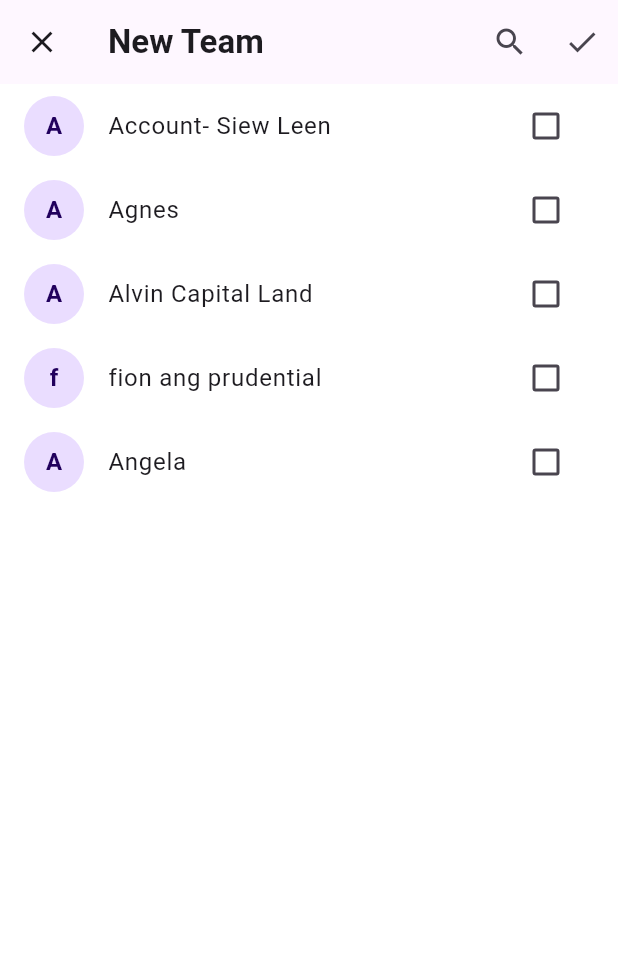
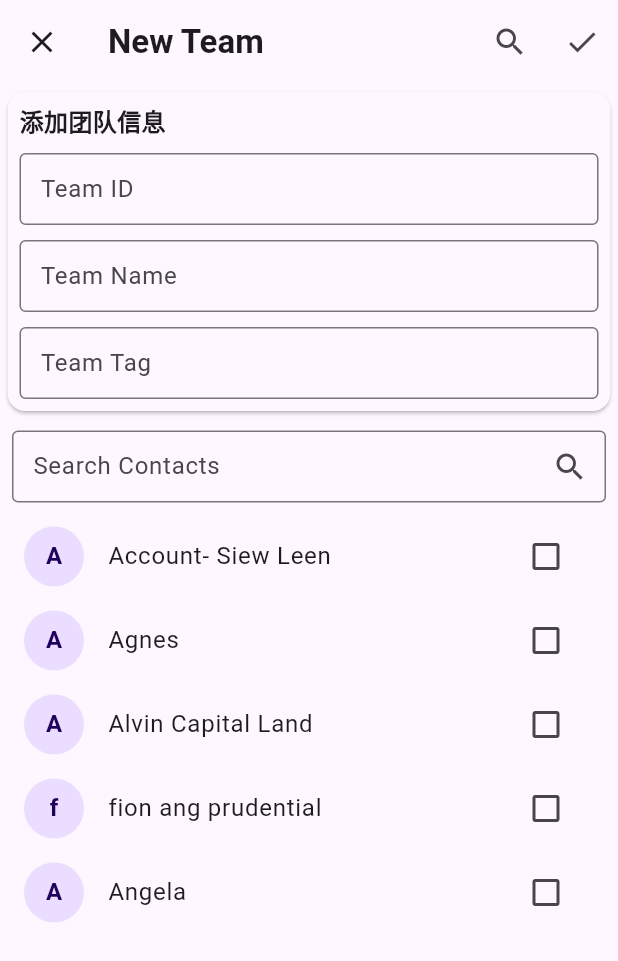
Before and after one commit to sgjianfeng/matchmatter, a Flutter app: the NewTeamPage screen opened directly, after a tap on the "search" icon, on a phone screen of 412 x 824 dp. Shown: the top 961 px of the screen. Run offline on Flutter 3.47's test engine with Material 3 defaults, Android fonts, the phone set to English and light mode, and no system bars; our stand-ins replace cloud_firestore, firebase_auth, firebase_core; accounts and stored records are empty; Roboto replaces fonts that are missing (SFProDisplay, SFProText).

Commit message:
add new team info input

```diff
--- a/lib/views/new_team_page.dart
+++ b/lib/views/new_team_page.dart
@@ -15,14 +15,28 @@ class _NewTeamPageState extends State<NewTeamPage> {
     "fion ang prudential",
     "Angela"
   ]; // Example contacts
-  List<bool> selectedContacts =
-      List.generate(5, (index) => false); // Tracks selection
 
-  @override
+  final TextEditingController _teamIdController = TextEditingController();
+  final TextEditingController _teamNameController = TextEditingController();
+  final TextEditingController _teamTagController = TextEditingController();
+
+  List<bool> selectedContacts = List.generate(5, (index) => false); // Tracks selection
+  bool _isSearching = false; // Tracks if the search is active
+  final TextEditingController _searchController = TextEditingController();
+
+  void _toggleSearch() {
+    setState(() {
+      _isSearching = !_isSearching;
+      if (!_isSearching) {
+        _searchController.clear(); // Clear search when closing
+      }
+    });
+  }
+
   @override
   Widget build(BuildContext context) {
     return Scaffold(
-      backgroundColor: Colors.transparent,
+      //backgroundColor: Colors.transparent,
       appBar: AppBar(
         leading: IconButton(
           icon: const Icon(Icons.close),
@@ -32,9 +46,7 @@ class _NewTeamPageState extends State<NewTeamPage> {
         actions: [
           IconButton(
             icon: const Icon(Icons.search),
-            onPressed: () {
-              // Implement search functionality
-            },
+            onPressed: _toggleSearch,
           ),
           IconButton(
             icon: const Icon(Icons.done),
@@ -44,9 +56,76 @@ class _NewTeamPageState extends State<NewTeamPage> {
           ),
         ],
       ),
-      body: Container(
-        color: Colors.white,
-        height: MediaQuery.of(context).size.height * 0.9, // Adjust the fraction as needed
+      body: Column(
+        children: [
+          Padding(
+            padding: const EdgeInsets.all(1.0),
+            child: Card(
+              child: Padding(
+                padding: const EdgeInsets.all(8.0),
+                child: Column(
+                  crossAxisAlignment: CrossAxisAlignment.start,
+                  children: [
+                    const Text(
+                      '添加团队信息',
+                      style: TextStyle(
+                        fontSize: 16,
+                        fontWeight: FontWeight.bold,
+                      ),
+                    ),
+                    const SizedBox(height: 10),
+                    TextFormField(
+                      controller: _teamIdController,
+                      decoration: const InputDecoration(
+                        labelText: 'Team ID',
+                        border: OutlineInputBorder(),
+                        contentPadding: const EdgeInsets.symmetric(vertical: 10.0, horizontal: 10.0), // Adjusted padding
+                      ),
+                      style: const TextStyle(fontSize: 14),
+                    ),
+                    const SizedBox(height: 10),
+                    TextFormField(
+                      controller: _teamNameController,
+                      decoration: const InputDecoration(
+                        labelText: 'Team Name',
+                        border: OutlineInputBorder(),
+                        contentPadding: const EdgeInsets.symmetric(vertical: 10.0, horizontal: 10.0), // Adjusted padding
+                      ),
+                      style: const TextStyle(fontSize: 14),
+                    ),
+                    const SizedBox(height: 10),
+                    TextFormField(
+                      controller: _teamTagController,
+                      decoration: const InputDecoration(
+                        labelText: 'Team Tag',
+                        border: OutlineInputBorder(),
+                        contentPadding: const EdgeInsets.symmetric(vertical: 10.0, horizontal: 10.0), // Adjusted padding
+                      ),
+                      style: const TextStyle(fontSize: 14),
+                    ),
+                    //const SizedBox(height: 20),
+                  ],
+                ),
+              ),
+            ),
+          ),
+          if (_isSearching)
+            Padding(
+              padding: const EdgeInsets.all(8.0),
+              child: TextField(
+                controller: _searchController,
+                decoration: const InputDecoration(
+                  labelText: 'Search Contacts',
+                  border: OutlineInputBorder(),
+                  suffixIcon: Icon(Icons.search),
+                  contentPadding: const EdgeInsets.symmetric(vertical: 10.0, horizontal: 10.0), // Adjusted padding
+                ),
+                onChanged: (value) {
+                  // Implement your search logic here
+                },
+              ),
+            ),
+          Expanded(
             child: ListView.builder(
               itemCount: contacts.length,
               itemBuilder: (context, index) {
@@ -67,6 +146,8 @@ class _NewTeamPageState extends State<NewTeamPage> {
               },
             ),
           ),
+        ],
+      ),
     );
   }
 }
```
Lines whose indentation alone changed are shown as unchanged.
